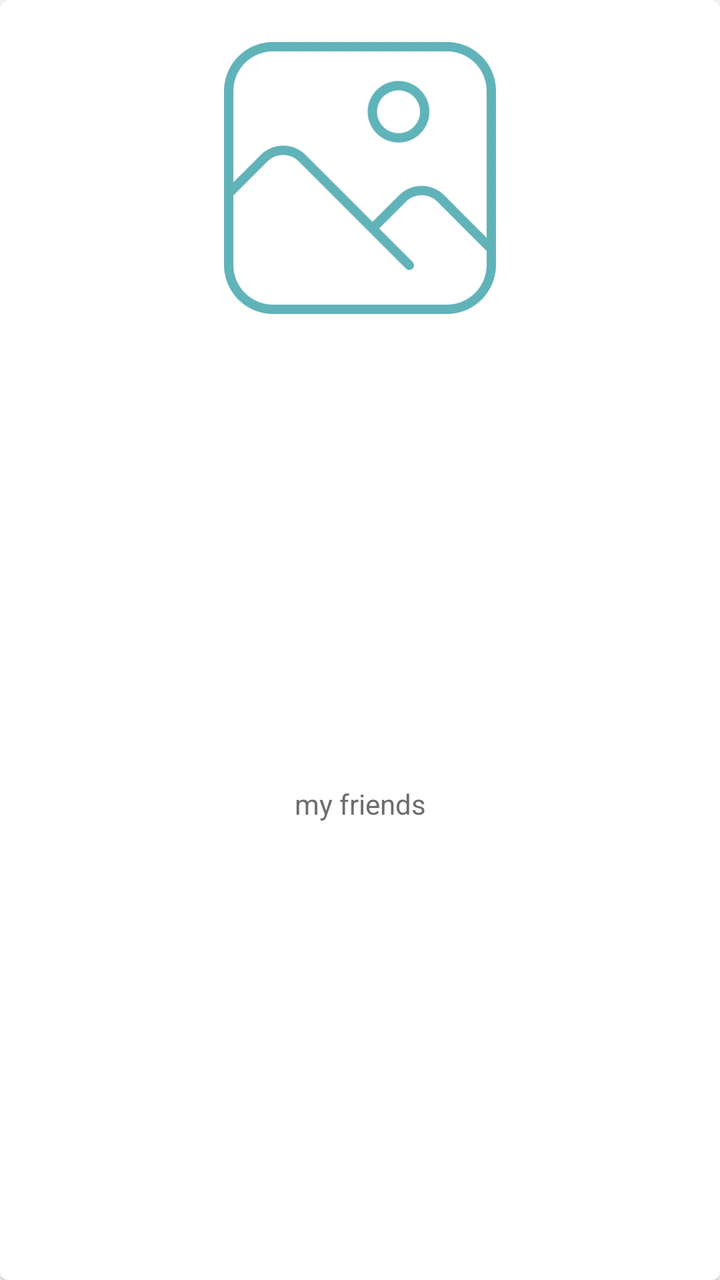
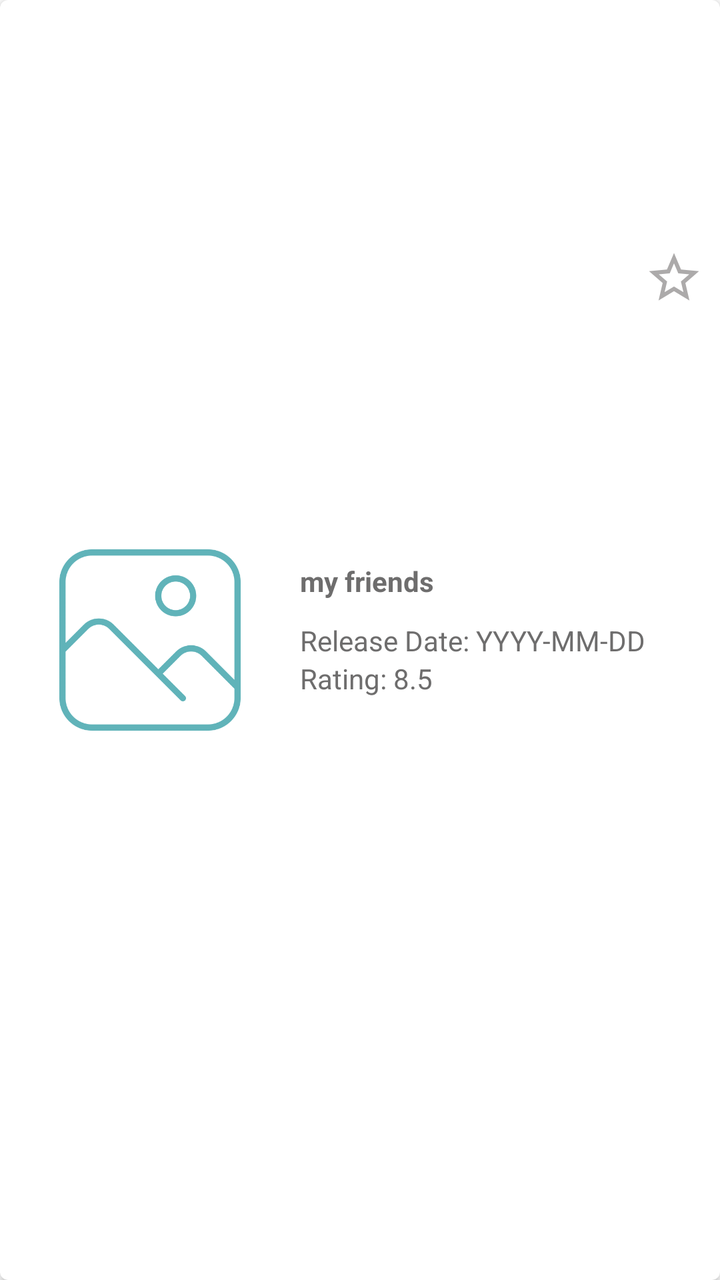

Screens rendered from an Android XML layout before and after an edit, with the pre-edit source and the edit as a unified diff.
<!-- AndroidManifest.xml: application theme Theme.Movie_app -->
<!-- res/layout/movie_item.xml -->
<?xml version="1.0" encoding="utf-8"?>
<androidx.cardview.widget.CardView xmlns:android="http://schemas.android.com/apk/res/android"
    xmlns:app="http://schemas.android.com/apk/res-auto"
    android:id="@+id/card"
    android:layout_width="wrap_content"
    android:layout_height="wrap_content"
    android:layout_margin="7dp"
    android:padding="@dimen/padding_layout"
    app:cardCornerRadius="4dp">

    <androidx.constraintlayout.widget.ConstraintLayout
        android:layout_width="match_parent"
        android:layout_height="match_parent">

        <ImageView
            android:id="@+id/iv_movie_poster"
            android:layout_width="180dp"
            android:layout_height="150dp"
            android:adjustViewBounds="true"
            android:layout_marginTop="14dp"
            android:scaleType="fitCenter"
            app:layout_constraintEnd_toEndOf="parent"
            app:layout_constraintStart_toStartOf="parent"
            app:layout_constraintTop_toTopOf="parent"
            app:srcCompat="@drawable/pictures" />

        <TextView
            android:id="@+id/tv_movie_title"
            android:layout_width="0dp"
            android:layout_height="40dp"
            android:background="@color/white"
            android:gravity="center"
            android:text="my friends"
            android:lines="1"
            android:textColor="@color/black"
            android:textSize="14sp"
            app:layout_constraintBottom_toBottomOf="parent"
            app:layout_constraintEnd_toEndOf="@id/iv_movie_poster"
            app:layout_constraintStart_toStartOf="@id/iv_movie_poster"
            app:layout_constraintTop_toBottomOf="@id/iv_movie_poster" />
    </androidx.constraintlayout.widget.ConstraintLayout>

</androidx.cardview.widget.CardView>
<!-- resources referenced by this layout -->
<resources>
  <color name="black">#6E6D6D</color>
  <color name="white">#FFFFFFFF</color>
  <dimen name="padding_layout">4dp</dimen>
  <!-- drawable pictures: png bitmap (drawable-v24, 34557 bytes) -->
  <style name="Theme.Movie_app" parent="Theme.MaterialComponents.DayNight.DarkActionBar">
          
          <item name="colorPrimary">@color/teal</item>
          <item name="colorPrimaryVariant">@color/dark_teal</item>
          <item name="colorOnPrimary">@color/white</item>
          
          <item name="colorSecondary">@color/teal</item>
          <item name="colorSecondaryVariant">@color/dark_teal</item>
          <item name="colorOnSecondary">@color/dark_gray</item>
          
          <item name="android:statusBarColor" tools:targetApi="l">?attr/colorPrimaryVariant</item>
          
      </style>
  <color name="teal">#60B3B9</color>
  <color name="dark_teal">#559EA3</color>
  <color name="dark_gray">#FCA1A19D</color>
</resources>

<!-- the commit's change to res/layout/movie_item.xml (unified diff, before → after) -->
@@ -2,7 +2,7 @@
 <androidx.cardview.widget.CardView xmlns:android="http://schemas.android.com/apk/res/android"
     xmlns:app="http://schemas.android.com/apk/res-auto"
     android:id="@+id/card"
-    android:layout_width="wrap_content"
+    android:layout_width="match_parent"
     android:layout_height="wrap_content"
     android:layout_margin="7dp"
     android:padding="@dimen/padding_layout"
@@ -13,13 +13,25 @@
         android:layout_height="match_parent">
 
         <ImageView
+            android:id="@+id/iv_favorite_star"
+            android:layout_width="30dp"
+            android:layout_height="30dp"
+            android:layout_marginTop="8dp"
+            android:layout_marginEnd="8dp"
+            android:contentDescription="Add to favorite"
+            android:src="@drawable/baseline_star_border_24"
+            app:layout_constraintBottom_toTopOf="@+id/iv_movie_poster"
+            app:layout_constraintEnd_toEndOf="parent"
+            app:layout_constraintTop_toTopOf="parent" />
+
+        <ImageView
             android:id="@+id/iv_movie_poster"
-            android:layout_width="180dp"
-            android:layout_height="150dp"
+            android:layout_width="150dp"
+            android:layout_height="100dp"
             android:adjustViewBounds="true"
-            android:layout_marginTop="14dp"
+            android:contentDescription="@string/movie_image_description"
             android:scaleType="fitCenter"
-            app:layout_constraintEnd_toEndOf="parent"
+            app:layout_constraintBottom_toBottomOf="parent"
             app:layout_constraintStart_toStartOf="parent"
             app:layout_constraintTop_toTopOf="parent"
             app:srcCompat="@drawable/pictures" />
@@ -30,14 +42,34 @@
             android:layout_height="40dp"
             android:background="@color/white"
             android:gravity="center"
+            android:lines="1"
             android:text="my friends"
-            android:lines="1"
             android:textColor="@color/black"
             android:textSize="14sp"
-            app:layout_constraintBottom_toBottomOf="parent"
-            app:layout_constraintEnd_toEndOf="@id/iv_movie_poster"
-            app:layout_constraintStart_toStartOf="@id/iv_movie_poster"
-            app:layout_constraintTop_toBottomOf="@id/iv_movie_poster" />
+            android:textStyle="bold"
+            app:layout_constraintBottom_toTopOf="@+id/tv_movie_release_date"
+            app:layout_constraintStart_toEndOf="@id/iv_movie_poster"/>
+
+        <TextView
+            android:id="@+id/tv_movie_release_date"
+            android:layout_width="0dp"
+            android:layout_height="wrap_content"
+            android:text="Release Date: YYYY-MM-DD"
+            android:textColor="@color/black"
+            android:textSize="14sp"
+            app:layout_constraintBottom_toBottomOf="@+id/iv_movie_poster"
+            app:layout_constraintStart_toEndOf="@id/iv_movie_poster"
+            app:layout_constraintTop_toTopOf="@+id/iv_movie_poster" />
+
+        <TextView
+            android:id="@+id/tv_movie_rating"
+            android:layout_width="0dp"
+            android:layout_height="wrap_content"
+            android:text="Rating: 8.5"
+            android:textColor="@color/black"
+            android:textSize="14sp"
+            app:layout_constraintStart_toEndOf="@id/iv_movie_poster"
+            app:layout_constraintTop_toBottomOf="@id/tv_movie_release_date" />
     </androidx.constraintlayout.widget.ConstraintLayout>
 
 </androidx.cardview.widget.CardView>
<!-- resource entries referenced after the edit -->
@@ -3,7 +3,14 @@
   <color name="black">#6E6D6D</color>
   <color name="white">#FFFFFFFF</color>
   <dimen name="padding_layout">4dp</dimen>
+  <!-- drawable baseline_star_border_24 (drawable) -->
+  <vector xmlns:android="http://schemas.android.com/apk/res/android" android:height="24dp" android:tint="#ACAAAA" android:viewportHeight="24" android:viewportWidth="24" android:width="24dp">
+        
+      <path android:fillColor="@android:color/white" android:pathData="M22,9.24l-7.19,-0.62L12,2 9.19,8.63 2,9.24l5.46,4.73L5.82,21 12,17.27 18.18,21l-1.63,-7.03L22,9.24zM12,15.4l-3.76,2.27 1,-4.28 -3.32,-2.88 4.38,-0.38L12,6.1l1.71,4.04 4.38,0.38 -3.32,2.88 1,4.28L12,15.4z"/>
+      
+  </vector>
   <!-- drawable pictures: png bitmap (drawable-v24, 34557 bytes) -->
+  <string name="movie_image_description">Movie image</string>
   <style name="Theme.Movie_app" parent="Theme.MaterialComponents.DayNight.DarkActionBar">
           
           <item name="colorPrimary">@color/teal</item>
